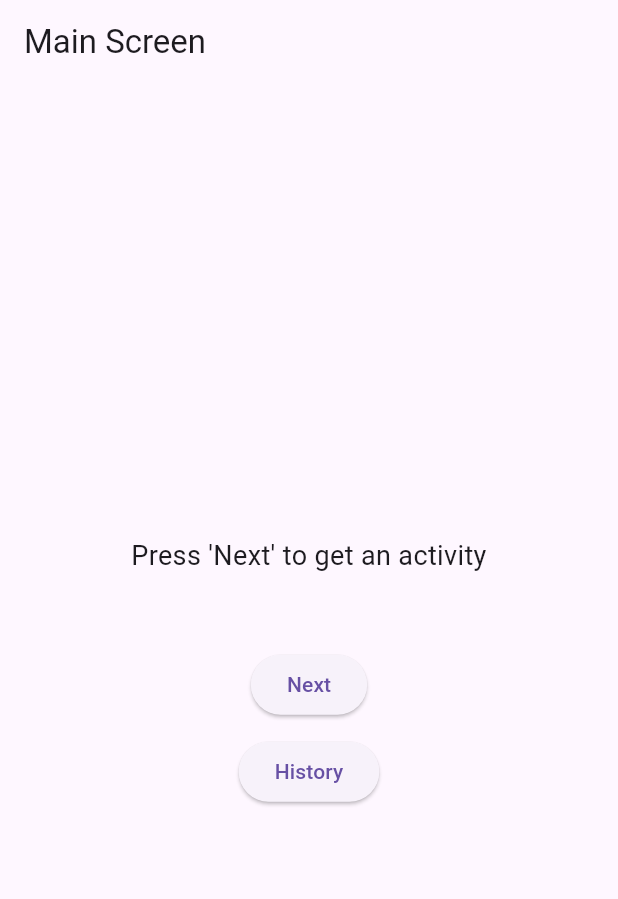
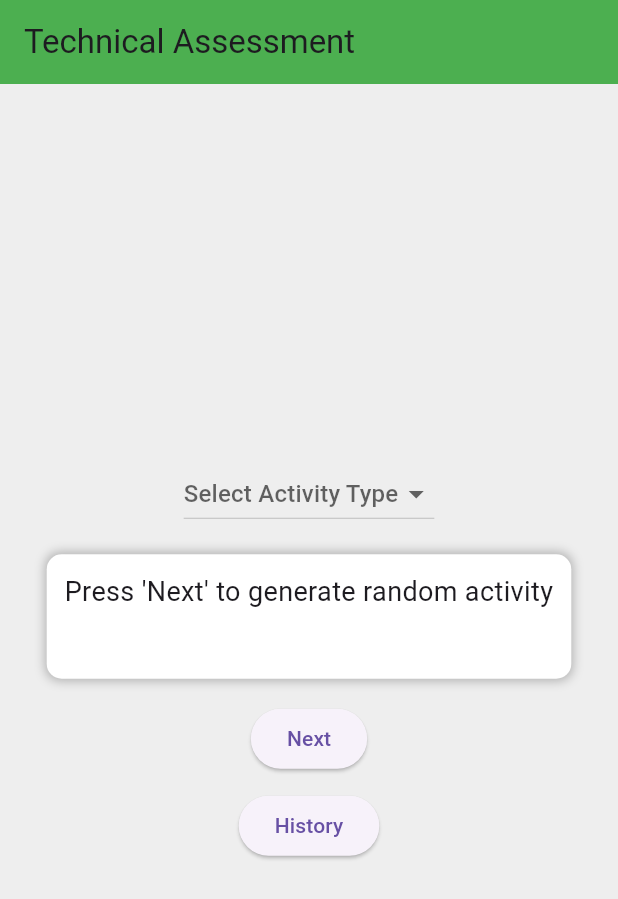
Before and after one commit to MohdAdamFirdaus/flutter_assessment, a Flutter app: the screen it shows after launch, after a tap on "Next", on a phone screen of 412 x 824 dp. Shown: the top 899 px of the screen. Run offline on Flutter 3.47's test engine with Material 3 defaults, Android fonts, the phone set to English and light mode, and no system bars; our stand-ins replace hive_flutter; accounts and stored records are empty; network calls fail.

Commit message:
part3 &part4

```diff
--- a/lib/main.dart
+++ b/lib/main.dart
@@ -1,9 +1,13 @@
 import 'package:flutter/material.dart';
-import 'package:hendshake_technical_assessment/history.dart';
+import 'package:hive_flutter/hive_flutter.dart';
 import 'dart:convert';
 import 'package:http/http.dart' as http;
+import 'history.dart';
 
-void main() {
+void main() async {
+  WidgetsFlutterBinding.ensureInitialized();
+  await Hive.initFlutter();
+  await Hive.openBox('activityBox');
   runApp(MyApp());
 }
 
@@ -11,6 +15,7 @@ class MyApp extends StatelessWidget {
   @override
   Widget build(BuildContext context) {
     return MaterialApp(
+       debugShowCheckedModeBanner: false,
       title: 'Flutter Next Button',
       theme: ThemeData(
         primarySwatch: Colors.blue,
@@ -26,22 +31,52 @@ class MainScreen extends StatefulWidget {
 }
 
 class _MainScreenState extends State<MainScreen> {
-  String activity = "Press 'Next' to get an activity";
+  String activity = "Press 'Next' to generate random activity";
   String price = "";
   List<Map<String, String>> history = [];
+  String? selectedType;
+  final List<String> activityTypes = [
+    'education', 'recreational', 'social', 'diy', 'charity',
+    'cooking', 'relaxation', 'music', 'busywork'
+  ];
+
+  @override
+  void initState() {
+    super.initState();
+    _loadPreferences();
+  }
+
+  Future<void> _loadPreferences() async {
+    var box = Hive.box('activityBox');
+    setState(() {
+      selectedType = box.get('selectedType');
+      history = List<Map<String, String>>.from(box.get('history', defaultValue: []));
+    });
+  }
+
+  Future<void> _savePreferences() async {
+    var box = Hive.box('activityBox');
+    await box.put('selectedType', selectedType);
+    await box.put('history', history);
+  }
 
   Future<void> fetchActivity() async {
-    final response = await http.get(Uri.parse('https://bored.api.lewagon.com/api/activity'));
+    String url = 'https://bored.api.lewagon.com/api/activity';
+    if (selectedType != null && selectedType!.isNotEmpty) {
+      url = 'https://bored.api.lewagon.com/api/activity?type=${Uri.encodeComponent(selectedType!)}';
+    }
+    final response = await http.get(Uri.parse(url));
     if (response.statusCode == 200) {
       final data = json.decode(response.body);
       setState(() {
         activity = data['activity'];
         price = "Price: \$${data['price'].toString()}";
-        history.insert(0, {'activity': activity, 'price': price});
+        history.insert(0, {'activity': activity, 'price': price, 'type': data['type']});
         if (history.length > 50) {
           history.removeLast();
         }
       });
+      _savePreferences();
     } else {
       setState(() {
         activity = 'Failed to load activity';
@@ -53,13 +88,44 @@ class _MainScreenState extends State<MainScreen> {
   @override
   Widget build(BuildContext context) {
     return Scaffold(
-      appBar: AppBar(title: Text('Main Screen')),
-      body: Center(
+      appBar: AppBar(title: Text('Technical Assessment'),backgroundColor: Colors.green,),
+      body: Container(
+        padding: EdgeInsets.all(16.0),
+        color: Colors.grey[200],
+        child: Center(
           child: Column(
             mainAxisAlignment: MainAxisAlignment.center,
             children: [
-            Padding(
-              padding: const EdgeInsets.all(16.0),
+              DropdownButton<String>(
+                value: selectedType,
+                hint: Text('Select Activity Type'),
+                items: activityTypes.map((type) {
+                  return DropdownMenuItem(
+                    value: type,
+                    child: Text(type),
+                  );
+                }).toList(),
+                onChanged: (value) {
+                  setState(() {
+                    selectedType = value;
+                  });
+                  _savePreferences();
+                },
+              ),
+              Container(
+                margin: EdgeInsets.symmetric(vertical: 16.0),
+                padding: EdgeInsets.all(12.0),
+                decoration: BoxDecoration(
+                  color: Colors.white,
+                  borderRadius: BorderRadius.circular(10.0),
+                  boxShadow: [
+                    BoxShadow(
+                      color: Colors.black26,
+                      blurRadius: 5.0,
+                      spreadRadius: 1.0,
+                    ),
+                  ],
+                ),
                 child: Column(
                   children: [
                     Text(
@@ -85,7 +151,7 @@ class _MainScreenState extends State<MainScreen> {
                 onPressed: () {
                   Navigator.push(
                     context,
-                  MaterialPageRoute(builder: (context) => HistoryScreen(history: history)),
+                    MaterialPageRoute(builder: (context) => HistoryScreen()),
                   );
                 },
                 child: Text('History'),
@@ -93,6 +159,7 @@ class _MainScreenState extends State<MainScreen> {
             ],
           ),
         ),
+      ),
     );
   }
 }
--- a/pubspec.yaml
+++ b/pubspec.yaml
@@ -9,6 +9,8 @@ environment:
 dependencies:
   flutter:
     sdk: flutter
+  hive: ^2.2.3
+  hive_flutter: ^1.1.0
   http: ^0.13.3
 
 dev_dependencies:
```
Also changed, not shown: lib/history.dart (+27 -5 lines), pubspec.lock, 1 other file. Lines whose indentation alone changed are shown as unchanged.
